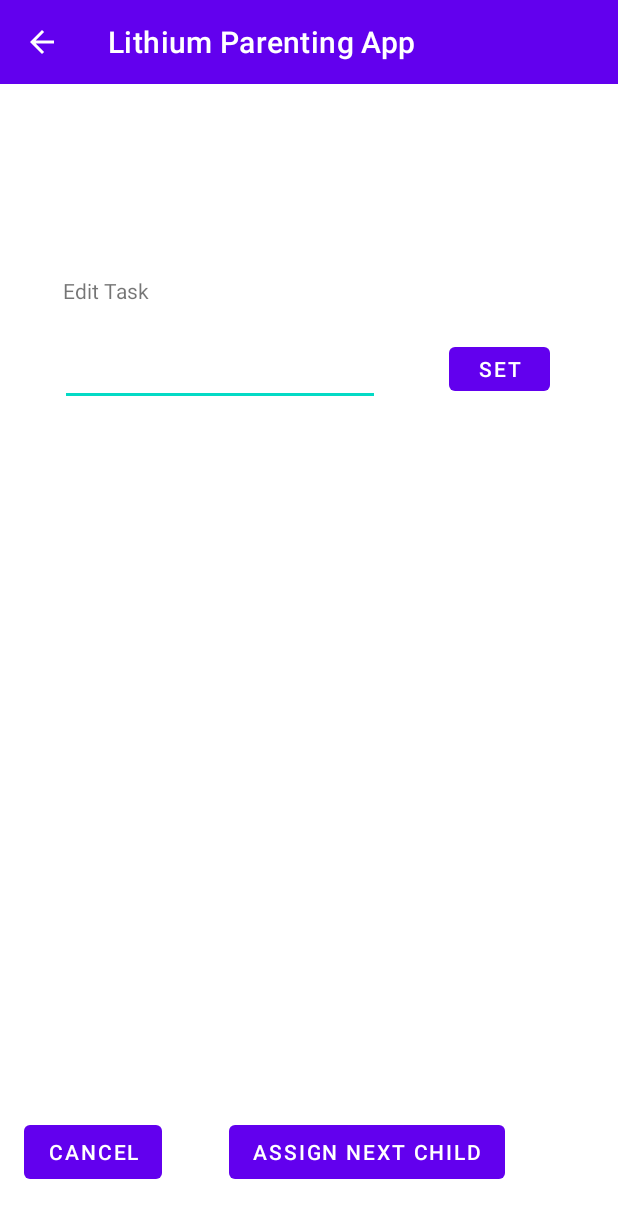
After one commit to Maiquey/CMPT-276-Lithium-Parenting-App, an Android app: the EditTaskActivity screen opened directly, with no data from a screen before it, on a phone screen of 412 x 824 dp. The commit adds this screen. Shown: the top 1218 px of the screen. Run offline under Robolectric (Android 15) with nearby library versions, the phone set to English and light mode, and no system bars; 3 statements that could not run were skipped.

Commit message:
Setup Who's Turn activity.
Implement WhosTurnManager that keeps track of a list of Tasks. Populate list in WhosTurnActivity with that list of Tasks. Add feature to allow user to add or edit tasks.

Todo: Serialize and save the list of tasks.

```diff
--- /dev/null
+++ b/app/src/main/java/ca/cmpt276/parentapp/model/WhosTurnManager.java
@@ -0,0 +1,27 @@
+package ca.cmpt276.parentapp.model;
+
+import java.util.ArrayList;
+
+public class WhosTurnManager {
+    private ArrayList<Task> tasks = new ArrayList<>();
+    private static WhosTurnManager instance;
+
+    public static WhosTurnManager getInstance() {
+        if (instance == null) {
+            instance = new WhosTurnManager();
+        }
+        return instance;
+    }
+
+    public ArrayList<Task> getTasks() {
+        return tasks;
+    }
+
+    private WhosTurnManager() {
+    }
+
+    public void addTask(Task newTask) {
+        tasks.add(newTask);
+    }
+
+}
--- a/app/src/main/java/ca/cmpt276/parentapp/ui/ChildList.java
+++ b/app/src/main/java/ca/cmpt276/parentapp/ui/ChildList.java
@@ -92,7 +92,7 @@ public class ChildList extends AppCompatActivity {
         super.onPause();
     }
 
-    private class MyListAdapter extends ArrayAdapter<Child> {
+    class MyListAdapter extends ArrayAdapter<Child> {
         public MyListAdapter() {
             super(ChildList.this, R.layout.child_config_item, childManager.children());
         }
--- /dev/null
+++ b/app/src/main/java/ca/cmpt276/parentapp/ui/EditTaskActivity.java
@@ -0,0 +1,104 @@
+package ca.cmpt276.parentapp.ui;
+
+import androidx.appcompat.app.AppCompatActivity;
+
+import android.content.Context;
+import android.content.Intent;
+import android.os.Bundle;
+import android.view.View;
+import android.widget.Button;
+import android.widget.EditText;
+import android.widget.TextView;
+
+import ca.cmpt276.parentapp.R;
+import ca.cmpt276.parentapp.model.ChildManager;
+import ca.cmpt276.parentapp.model.SaveLoadData;
+import ca.cmpt276.parentapp.model.Task;
+import ca.cmpt276.parentapp.model.WhosTurnManager;
+
+public class EditTaskActivity extends AppCompatActivity {
+    public static final String TASK_SELECTED_INDEX = "TaskSelectedIndex";
+    private WhosTurnManager whosTurnManager;
+    private ChildManager childManager;
+    private EditText editTextTask;
+    private int taskIndex;
+    private String childFilePath;
+
+    Task task;
+
+    public static Intent makeIntent(Context context, int index) {
+        Intent intent = new Intent(context, EditTaskActivity.class);
+        intent.putExtra(TASK_SELECTED_INDEX, index);
+        return intent;
+    }
+    @Override
+    protected void onCreate(Bundle savedInstanceState) {
+        super.onCreate(savedInstanceState);
+        setContentView(R.layout.activity_edit_task);
+
+        Intent intent = getIntent();
+        taskIndex = intent.getIntExtra(TASK_SELECTED_INDEX, 0);
+
+        childManager = ChildManager.getInstance();
+        childManager.getChildList().clear();
+
+        childFilePath = getFilesDir().getPath().toString() + "/SaveChildInfo3.json";
+        childManager.setChildList(SaveLoadData.loadChildList(childFilePath));
+
+        whosTurnManager = WhosTurnManager.getInstance();
+        task = whosTurnManager.getTasks().get(taskIndex);
+        editTextTask = findViewById(R.id.editTextEditTaskName);
+        //editTextTask.setText(task.getTaskName());
+        updateUI();
+        TextView currentChild = findViewById(R.id.txtCurrentChild);
+        currentChild.setText(task.getChildName());
+
+        setupEditButton();
+        setupConfirmButton();
+        setupCancelButton();
+    }
+
+    private void setupEditButton() {
+        Button editButton = findViewById(R.id.btnSetEdit);
+        editButton.setOnClickListener(new View.OnClickListener() {
+            @Override
+            public void onClick(View view) {
+                task.setTaskName(editTextTask.getText().toString());
+                updateUI();
+            }
+        });
+    }
+
+    private void updateUI() {
+        editTextTask.setText(task.getTaskName());
+    }
+
+
+    private void setupCancelButton() {
+        Button cancelButton = findViewById(R.id.btnCancelEditTask);
+        cancelButton.setOnClickListener(new View.OnClickListener() {
+            @Override
+            public void onClick(View view) {
+                finish();
+            }
+        });
+    }
+
+    private void setupConfirmButton() {
+        Button nextChildBtn = findViewById(R.id.btnNextChild);
+        nextChildBtn.setOnClickListener(new View.OnClickListener() {
+            @Override
+            public void onClick(View view) {
+                if (task.getCurrentChildID() == childManager.getChildList().size()-1) {
+                    task.setCurrentChildID(0);
+                    task.setChildName(childManager.getChildName(0));
+                } else {
+                    task.setCurrentChildID(task.getCurrentChildID()+1);
+                    task.setChildName(childManager.getChildName(task.getCurrentChildID()));
+                }
+                finish();
+            }
+        });
+    }
+
+}
--- /dev/null
+++ b/app/src/main/res/layout/activity_edit_task.xml
@@ -0,0 +1,86 @@
+<?xml version="1.0" encoding="utf-8"?>
+<androidx.constraintlayout.widget.ConstraintLayout xmlns:android="http://schemas.android.com/apk/res/android"
+    xmlns:app="http://schemas.android.com/apk/res-auto"
+    xmlns:tools="http://schemas.android.com/tools"
+    android:layout_width="match_parent"
+    android:layout_height="match_parent"
+    tools:context=".ui.EditTaskActivity">
+
+    <TextView
+        android:id="@+id/txtEditTaskInstruction"
+        android:layout_width="203dp"
+        android:layout_height="25dp"
+        android:layout_marginTop="128dp"
+        android:text="Edit Task"
+        app:layout_constraintEnd_toEndOf="parent"
+        app:layout_constraintHorizontal_bias="0.2"
+        app:layout_constraintStart_toStartOf="parent"
+        app:layout_constraintTop_toTopOf="parent" />
+
+    <EditText
+        android:id="@+id/editTextEditTaskName"
+        android:layout_width="wrap_content"
+        android:layout_height="wrap_content"
+        android:layout_marginTop="16dp"
+        android:ems="10"
+        android:inputType="textPersonName"
+        app:layout_constraintEnd_toEndOf="parent"
+        app:layout_constraintHorizontal_bias="0.2"
+        app:layout_constraintStart_toStartOf="parent"
+        app:layout_constraintTop_toBottomOf="@+id/txtEditTaskInstruction" />
+
+    <TextView
+        android:id="@+id/txtTaskChild"
+        android:layout_width="wrap_content"
+        android:layout_height="wrap_content"
+        android:layout_marginStart="50dp"
+        android:layout_marginTop="32dp"
+        android:text="Child to do the task: "
+        app:layout_constraintEnd_toStartOf="@+id/editTextEditTaskName"
+        app:layout_constraintHorizontal_bias="0.0"
+        app:layout_constraintStart_toStartOf="parent"
+        app:layout_constraintTop_toBottomOf="@+id/editTextEditTaskName" />
+
+    <TextView
+        android:id="@+id/txtCurrentChild"
+        android:layout_width="wrap_content"
+        android:layout_height="wrap_content"
+        android:layout_marginStart="50dp"
+        android:layout_marginTop="32dp"
+        app:layout_constraintStart_toEndOf="@+id/txtTaskChild"
+        app:layout_constraintTop_toBottomOf="@+id/editTextEditTaskName" />
+
+    <Button
+        android:id="@+id/btnCancelEditTask"
+        android:layout_width="wrap_content"
+        android:layout_height="wrap_content"
+        android:layout_marginStart="16dp"
+        android:layout_marginBottom="32dp"
+        android:text="Cancel"
+        app:layout_constraintBottom_toBottomOf="parent"
+        app:layout_constraintStart_toStartOf="parent" />
+
+    <Button
+        android:id="@+id/btnNextChild"
+        android:layout_width="wrap_content"
+        android:layout_height="wrap_content"
+        android:layout_marginStart="42dp"
+        android:layout_marginEnd="70dp"
+        android:layout_marginBottom="32dp"
+        android:text="Assign Next Child"
+        app:layout_constraintBottom_toBottomOf="parent"
+        app:layout_constraintEnd_toEndOf="parent"
+        app:layout_constraintHorizontal_bias="0.372"
+        app:layout_constraintStart_toEndOf="@+id/btnCancelEditTask" />
+
+    <Button
+        android:id="@+id/btnSetEdit"
+        android:layout_width="67dp"
+        android:layout_height="41dp"
+        android:layout_marginStart="8dp"
+        android:layout_marginEnd="8dp"
+        android:text="SET"
+        app:layout_constraintEnd_toEndOf="parent"
+        app:layout_constraintStart_toEndOf="@+id/editTextEditTaskName"
+        app:layout_constraintTop_toTopOf="@+id/editTextEditTaskName" />
+</androidx.constraintlayout.widget.ConstraintLayout>
--- a/app/src/main/res/values/strings.xml
+++ b/app/src/main/res/values/strings.xml
@@ -70,5 +70,6 @@
     <string name="flip_a_coin">Flip a Coin</string>
     <string name="player_1_won">Player 1 Won!</string>
     <string name="clear_history">clear history</string>
+    <string name="who_s_turn">Who\'s Turn</string>
 
 </resources>
```
Also changed, not shown: app/src/main/AndroidManifest.xml (+40 -17 lines), app/src/main/java/ca/cmpt276/parentapp/model/Task.java (added, +37 -0 lines), app/src/main/java/ca/cmpt276/parentapp/ui/AddTaskActivity.java (added, +65 -0 lines), app/src/main/java/ca/cmpt276/parentapp/ui/MainActivity.java (+12 -0 lines), app/src/main/java/ca/cmpt276/parentapp/ui/WhosTurnActivity.java (added, +103 -0 lines), app/src/main/res/layout/activity_add_task.xml (added, +40 -0 lines), app/src/main/res/layout/activity_whos_turn.xml (added, +36 -0 lines), app/src/main/res/layout/content_main.xml (+18 -0 lines), app/src/main/res/layout/task_list.xml (added, +32 -0 lines), 1 other file.
